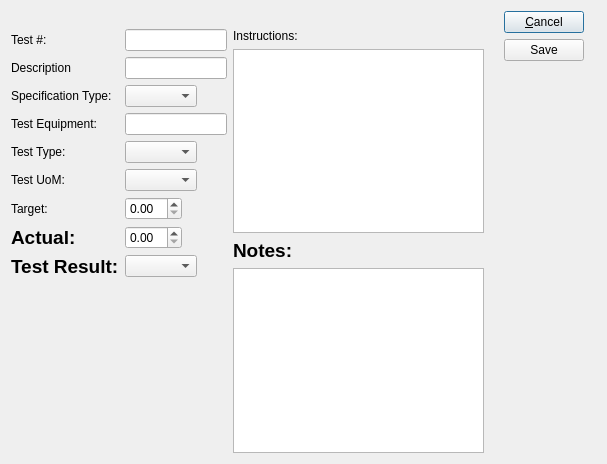
Before: the Qt Designer form source/quality/foundation-database/uiforms/qtitem.ui in tomdatkins/xtuple, drawn with Qt 5.
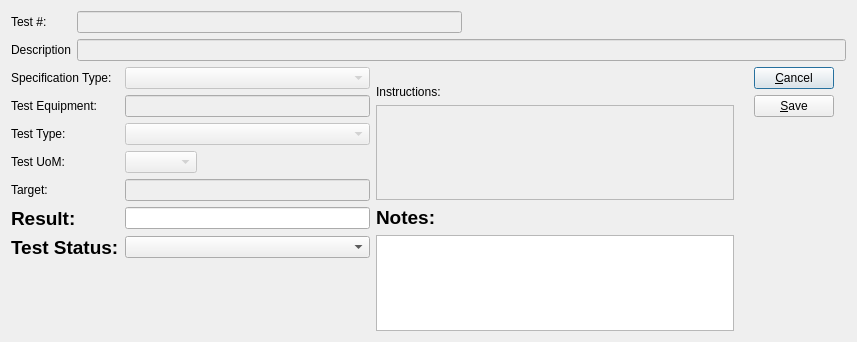
After: the same form once the commit is applied. Custom widgets are drawn as their Qt base class.

Patch:
```diff
--- a/source/quality/foundation-database/uiforms/qtitem.ui
+++ b/source/quality/foundation-database/uiforms/qtitem.ui
@@ -13,8 +13,8 @@
    <rect>
     <x>0</x>
     <y>0</y>
-    <width>607</width>
-    <height>464</height>
+    <width>857</width>
+    <height>342</height>
    </rect>
   </property>
   <property name="windowTitle">
@@ -25,120 +25,185 @@
   </property>
   <layout class="QGridLayout" name="gridLayout">
    <item row="1" column="0">
+    <layout class="QGridLayout" name="gridLayout_3">
+     <item row="0" column="0">
+      <widget class="QLabel" name="_codeLit">
+       <property name="text">
+        <string>Test #:</string>
+       </property>
+      </widget>
+     </item>
+     <item row="1" column="0">
+      <widget class="QLabel" name="_descLit_2">
+       <property name="text">
+        <string>Description</string>
+       </property>
+      </widget>
+     </item>
+     <item row="1" column="1">
+      <widget class="XLineEdit" name="_desc">
+       <property name="enabled">
+        <bool>false</bool>
+       </property>
+      </widget>
+     </item>
+     <item row="0" column="1">
+      <layout class="QHBoxLayout" name="horizontalLayout">
+       <item>
+        <widget class="XLineEdit" name="_test">
+         <property name="enabled">
+          <bool>false</bool>
+         </property>
+        </widget>
+       </item>
+       <item>
+        <spacer name="horizontalSpacer">
+         <property name="orientation">
+          <enum>Qt::Horizontal</enum>
+         </property>
+         <property name="sizeHint" stdset="0">
+          <size>
+           <width>40</width>
+           <height>20</height>
+          </size>
+         </property>
+        </spacer>
+       </item>
+      </layout>
+     </item>
+    </layout>
+   </item>
+   <item row="3" column="0">
     <layout class="QGridLayout" name="gridLayout_2">
      <item row="1" column="2">
       <layout class="QHBoxLayout" name="horizontalLayout_3">
        <item>
-        <layout class="QFormLayout" name="formLayout">
-         <property name="fieldGrowthPolicy">
-          <enum>QFormLayout::FieldsStayAtSizeHint</enum>
-         </property>
-         <property name="topMargin">
-          <number>18</number>
-         </property>
-         <property name="bottomMargin">
-          <number>18</number>
-         </property>
-         <item row="0" column="0">
-          <widget class="QLabel" name="_codeLit">
+        <layout class="QGridLayout" name="gridLayout_4">
+         <item row="5" column="0">
+          <widget class="QLabel" name="_resultLit">
            <property name="text">
-            <string>Test #:</string>
+            <string>&lt;html&gt;&lt;head/&gt;&lt;body&gt;&lt;p&gt;&lt;span style=&quot; font-size:14pt; font-weight:600;&quot;&gt;Result:&lt;/span&gt;&lt;/p&gt;&lt;/body&gt;&lt;/html&gt;</string>
+           </property>
+           <property name="textFormat">
+            <enum>Qt::AutoText</enum>
            </property>
           </widget>
          </item>
-         <item row="1" column="0">
-          <widget class="QLabel" name="_descLit_2">
+         <item row="6" column="0">
+          <widget class="QLabel" name="_statusLit">
            <property name="text">
-            <string>Description</string>
+            <string>&lt;html&gt;&lt;head/&gt;&lt;body&gt;&lt;p&gt;&lt;span style=&quot; font-size:14pt; font-weight:600;&quot;&gt;Test Status:&lt;/span&gt;&lt;/p&gt;&lt;/body&gt;&lt;/html&gt;</string>
            </property>
           </widget>
          </item>
          <item row="2" column="0">
+          <widget class="QLabel" name="_testTypeLit">
+           <property name="text">
+            <string>Test Type:</string>
+           </property>
+          </widget>
+         </item>
+         <item row="5" column="1">
+          <widget class="XLineEdit" name="_result"/>
+         </item>
+         <item row="0" column="0">
           <widget class="QLabel" name="_specTypeLit">
            <property name="text">
             <string>Specification Type:</string>
            </property>
           </widget>
          </item>
-         <item row="2" column="1">
-          <widget class="XComboBox" name="_qspectype"/>
-         </item>
-         <item row="8" column="0">
-          <widget class="QLabel" name="_targetLit">
-           <property name="text">
-            <string>Target:</string>
-           </property>
-          </widget>
-         </item>
-         <item row="10" column="0">
-          <widget class="QLabel" name="_actualLit">
-           <property name="text">
-            <string>&lt;html&gt;&lt;head/&gt;&lt;body&gt;&lt;p&gt;&lt;span style=&quot; font-size:14pt; font-weight:600;&quot;&gt;Actual:&lt;/span&gt;&lt;/p&gt;&lt;/body&gt;&lt;/html&gt;</string>
-           </property>
-           <property name="textFormat">
-            <enum>Qt::AutoText</enum>
-           </property>
-          </widget>
-         </item>
-         <item row="11" column="0">
-          <widget class="QLabel" name="_resultLit">
-           <property name="text">
-            <string>&lt;html&gt;&lt;head/&gt;&lt;body&gt;&lt;p&gt;&lt;span style=&quot; font-size:14pt; font-weight:600;&quot;&gt;Test Result:&lt;/span&gt;&lt;/p&gt;&lt;/body&gt;&lt;/html&gt;</string>
-           </property>
-          </widget>
-         </item>
          <item row="0" column="1">
-          <widget class="XLineEdit" name="_test">
+          <widget class="XComboBox" name="_qspectype">
            <property name="enabled">
-            <bool>true</bool>
+            <bool>false</bool>
            </property>
           </widget>
          </item>
-         <item row="1" column="1">
-          <widget class="XLineEdit" name="_desc"/>
-         </item>
-         <item row="8" column="1">
-          <widget class="QDoubleSpinBox" name="_target"/>
-         </item>
-         <item row="10" column="1">
-          <widget class="QDoubleSpinBox" name="_actual"/>
-         </item>
-         <item row="5" column="0">
+         <item row="1" column="0">
           <widget class="QLabel" name="_testEquipLit">
            <property name="text">
             <string>Test Equipment:</string>
            </property>
           </widget>
          </item>
-         <item row="5" column="1">
-          <widget class="QLineEdit" name="_testEquip"/>
-         </item>
-         <item row="6" column="0">
-          <widget class="QLabel" name="_testTypeLit">
+         <item row="4" column="0">
+          <widget class="QLabel" name="_targetLit">
            <property name="text">
-            <string>Test Type:</string>
+            <string>Target:</string>
            </property>
           </widget>
          </item>
          <item row="6" column="1">
-          <widget class="XComboBox" name="_testtype"/>
+          <widget class="XComboBox" name="_status"/>
          </item>
-         <item row="7" column="0">
+         <item row="2" column="1">
+          <widget class="XComboBox" name="_testtype">
+           <property name="enabled">
+            <bool>false</bool>
+           </property>
+          </widget>
+         </item>
+         <item row="3" column="0">
           <widget class="QLabel" name="_testUoMLit">
            <property name="text">
             <string>Test UoM:</string>
            </property>
           </widget>
          </item>
+         <item row="1" column="1">
+          <widget class="QLineEdit" name="_testEquip">
+           <property name="enabled">
+            <bool>false</bool>
+           </property>
+          </widget>
+         </item>
+         <item row="4" column="1">
+          <widget class="XLineEdit" name="_target">
+           <property name="enabled">
+            <bool>false</bool>
+           </property>
+          </widget>
+         </item>
          <item row="7" column="1">
-          <widget class="XComboBox" name="_testUoM">
-           <property name="type">
-            <enum>XComboBox::UOMs</enum>
+          <spacer name="verticalSpacer_2">
+           <property name="orientation">
+            <enum>Qt::Vertical</enum>
            </property>
-          </widget>
+           <property name="sizeHint" stdset="0">
+            <size>
+             <width>20</width>
+             <height>40</height>
+            </size>
+           </property>
+          </spacer>
          </item>
-         <item row="11" column="1">
-          <widget class="XComboBox" name="_result"/>
+         <item row="3" column="1">
+          <layout class="QHBoxLayout" name="horizontalLayout_2">
+           <item>
+            <widget class="XComboBox" name="_testUoM">
+             <property name="enabled">
+              <bool>false</bool>
+             </property>
+             <property name="type">
+              <enum>XComboBox::UOMs</enum>
+             </property>
+            </widget>
+           </item>
+           <item>
+            <spacer name="horizontalSpacer_2">
+             <property name="orientation">
+              <enum>Qt::Horizontal</enum>
+             </property>
+             <property name="sizeHint" stdset="0">
+              <size>
+               <width>40</width>
+               <height>20</height>
+              </size>
+             </property>
+            </spacer>
+           </item>
+          </layout>
          </item>
         </layout>
        </item>
@@ -155,7 +220,11 @@
           </widget>
          </item>
          <item>
-          <widget class="XTextEdit" name="_instructions"/>
+          <widget class="XTextEdit" name="_instructions">
+           <property name="enabled">
+            <bool>false</bool>
+           </property>
+          </widget>
          </item>
          <item>
           <widget class="QLabel" name="_notesLit">
@@ -167,6 +236,19 @@
          <item>
           <widget class="QTextEdit" name="_notes"/>
          </item>
+         <item>
+          <spacer name="verticalSpacer_3">
+           <property name="orientation">
+            <enum>Qt::Vertical</enum>
+           </property>
+           <property name="sizeHint" stdset="0">
+            <size>
+             <width>20</width>
+             <height>40</height>
+            </size>
+           </property>
+          </spacer>
+         </item>
         </layout>
        </item>
        <item>
@@ -187,7 +269,10 @@
          <item>
           <widget class="QPushButton" name="_save">
            <property name="text">
-            <string>Save</string>
+            <string>&amp;Save</string>
+           </property>
+           <property name="shortcut">
+            <string>Ctrl+S</string>
            </property>
           </widget>
          </item>
```
Left out of the diff: 13 changed lines with no effect on the pictures.
